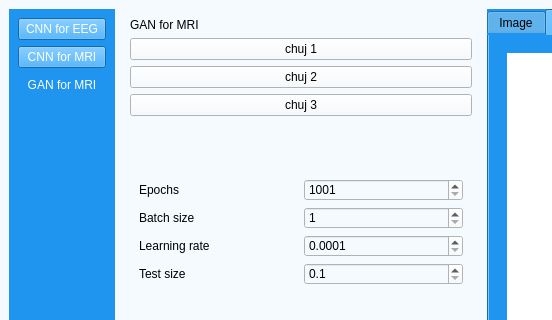
The window that UI/aUI_projekt_GAN.ui (matimusial/ADHDPredictorApp) describes before a commit, drawn with Qt 5; both pictures show x 0 to 552 and y 0 to 320 of the 1280 by 760 pixel window.
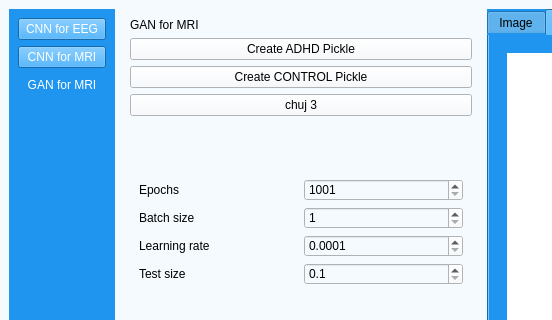
The same window after the commit. Icons and pictures are not drawn.

```diff
--- a/UI/aUI_projekt_GAN.ui
+++ b/UI/aUI_projekt_GAN.ui
@@ -173,14 +173,14 @@
              <item>
               <widget class="QPushButton" name="folder_explore">
                <property name="text">
-                <string>chuj 1</string>
+                <string>Create ADHD Pickle</string>
                </property>
               </widget>
              </item>
              <item>
               <widget class="QPushButton" name="folder_explore_2">
                <property name="text">
-                <string>chuj 2</string>
+                <string>Create CONTROL Pickle</string>
                </property>
               </widget>
              </item>
```
